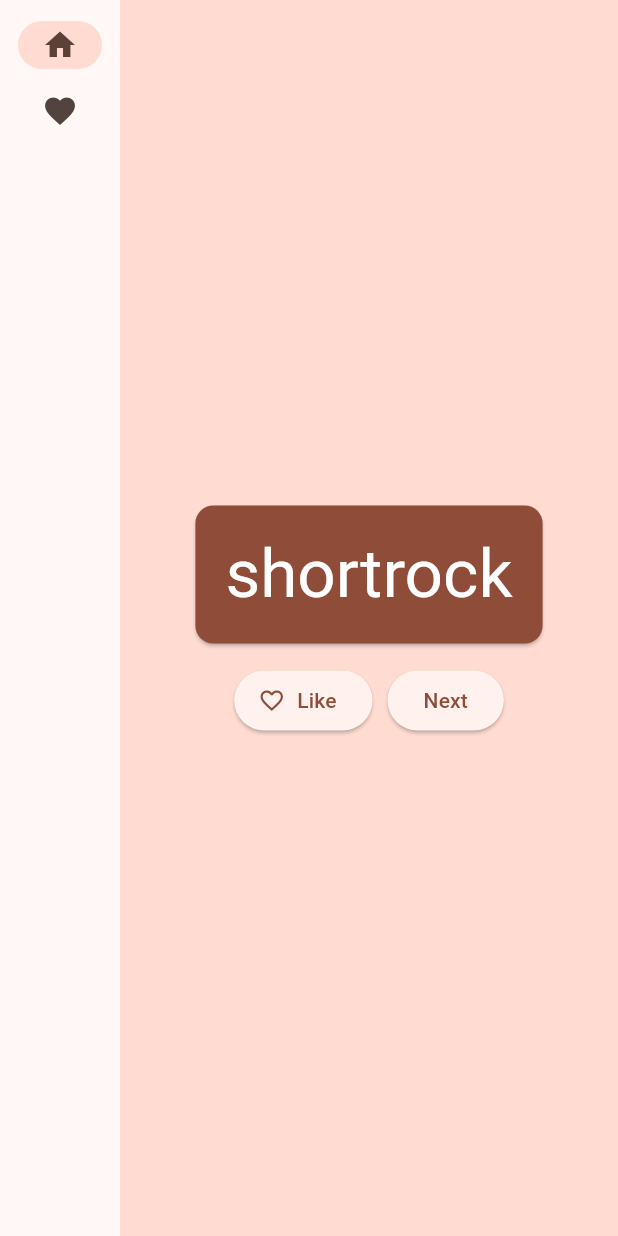
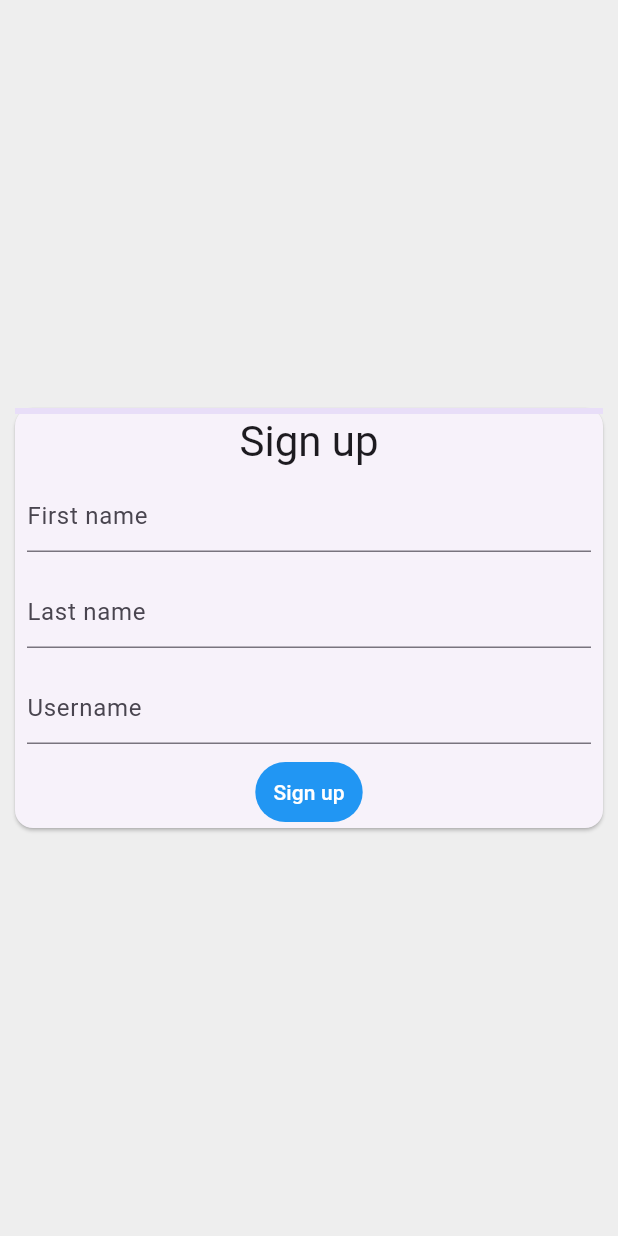
Before and after one commit to cart0909/namer_app, a Flutter app: the screen it shows after launch, on a phone screen of 412 x 824 dp. Run offline on Flutter 3.47's test engine with Material 3 defaults, Android fonts, the phone set to English and light mode, and no system bars.

```diff
--- a/lib/main.dart
+++ b/lib/main.dart
@@ -1,210 +1,120 @@
-import 'package:english_words/english_words.dart';
 import 'package:flutter/material.dart';
-import 'package:flutter/rendering.dart';
-import 'package:provider/provider.dart';
 
-void main() {
-  runApp(MyApp());
-}
+void main() => runApp(const SignUpApp());
 
-class MyApp extends StatelessWidget {
-  const MyApp({super.key});
+class SignUpApp extends StatelessWidget {
+  const SignUpApp({super.key});
 
   @override
   Widget build(BuildContext context) {
-    return ChangeNotifierProvider(
-      create: (context) => MyAppState(),
-      child: MaterialApp(
-        title: 'Namer App',
-        theme: ThemeData(
-          useMaterial3: true,
-          colorScheme: ColorScheme.fromSeed(seedColor: Colors.deepOrange),
+    return MaterialApp(
+      routes: {
+        '/': (context) => const SignUpScreen(),
+        '/welcome': (context) => const WelcomeScreen(),
+      },
+    );
+  }
+}
+
+class WelcomeScreen extends StatelessWidget {
+  const WelcomeScreen({super.key});
+
+  @override
+  Widget build(BuildContext context) {
+    return Scaffold(
+        body: Center(
+      child: Text(
+        'Welcome!',
+        style: Theme.of(context).textTheme.displayMedium,
+      ),
+    ));
+  }
+}
+
+class SignUpScreen extends StatelessWidget {
+  const SignUpScreen({super.key});
+
+  @override
+  Widget build(BuildContext context) {
+    return Scaffold(
+      backgroundColor: Colors.grey[200],
+      body: const Center(
+        child: SizedBox(
+          width: 400,
+          child: Card(
+            child: SignUpForm(),
+          ),
         ),
-        home: MyHomePage(),
       ),
     );
   }
 }
 
-class MyAppState extends ChangeNotifier {
-  var current = WordPair.random();
+class SignUpForm extends StatefulWidget {
+  const SignUpForm({super.key});
 
-  void getNext() {
-    current = WordPair.random();
-    notifyListeners();
-  }
-
-  var favorites = <WordPair>[];
-
-  void toggleFavorite() {
-    if (favorites.contains(current)) {
-      favorites.remove(current);
-    } else {
-      favorites.add(current);
-    }
-    notifyListeners();
-  }
+  @override
+  State<SignUpForm> createState() => _SignUpFormState();
 }
 
-class MyHomePage extends StatefulWidget {
-  @override
-  State<MyHomePage> createState() => _MyHomePageState();
-}
+class _SignUpFormState extends State<SignUpForm> {
+  final _firstNameTextController = TextEditingController();
+  final _lastNameTextController = TextEditingController();
+  final _usernameTextController = TextEditingController();
 
-class _MyHomePageState extends State<MyHomePage> {
-  var selectedIndex = 0;
+  double _formProgress = 0;
 
   @override
   Widget build(BuildContext context) {
-    Widget page;
-    switch (selectedIndex) {
-      case 0:
-        page = GeneratorPage();
-        break;
-      case 1:
-        page = FavoritesPage();
-        break;
-      default:
-        throw UnimplementedError('no widget for $selectedIndex');
+    void _showWelcomeScreen() {
+      Navigator.of(context).pushNamed('/welcome');
     }
 
-    return LayoutBuilder(builder: (context, constraints) {
-      return Scaffold(
-        body: Row(
-          children: [
-            SafeArea(
-              child: NavigationRail(
-                extended: constraints.maxWidth >= 600,
-                destinations: [
-                  NavigationRailDestination(
-                    icon: Icon(Icons.home),
-                    label: Text('Home'),
-                  ),
-                  NavigationRailDestination(
-                    icon: Icon(Icons.favorite),
-                    label: Text('Favorites'),
-                  ),
-                ],
-                selectedIndex: selectedIndex,
-                onDestinationSelected: (value) {
-                  setState(() {
-                    selectedIndex = value;
-                  });
-                },
-              ),
+    return Form(
+      child: Column(
+        mainAxisSize: MainAxisSize.min,
+        children: [
+          LinearProgressIndicator(value: _formProgress),
+          Text('Sign up', style: Theme.of(context).textTheme.headlineMedium),
+          Padding(
+            padding: const EdgeInsets.all(8),
+            child: TextFormField(
+              controller: _firstNameTextController,
+              decoration: const InputDecoration(hintText: 'First name'),
             ),
-            Expanded(
-              child: Container(
-                color: Theme.of(context).colorScheme.primaryContainer,
-                child: page,
-              ),
+          ),
+          Padding(
+            padding: const EdgeInsets.all(8),
+            child: TextFormField(
+              controller: _lastNameTextController,
+              decoration: const InputDecoration(hintText: 'Last name'),
             ),
-          ],
-        ),
-      );
-    });
-  }
-}
-
-class FavoritesPage extends StatelessWidget {
-  const FavoritesPage({
-    super.key,
-  });
-
-  @override
-  Widget build(BuildContext context) {
-    var appState = context.watch<MyAppState>();
-
-    if (appState.favorites.isEmpty) {
-      return Center(child: Text('No favorites yet.'));
-    }
-
-    return ListView(
-      children: [
-        Padding(
-          padding: const EdgeInsets.all(20),
-          child: Text('You have '
-              '${appState.favorites.length} favorites:'),
-        ),
-        for (var pair in appState.favorites)
-          ListTile(
-            leading: Icon(Icons.favorite),
-            title: Text(pair.asLowerCase),
           ),
-      ],
-    );
-  }
-}
-
-class GeneratorPage extends StatelessWidget {
-  @override
-  Widget build(BuildContext context) {
-    var appState = context.watch<MyAppState>();
-    var pair = appState.current;
-
-    IconData icon;
-    if (appState.favorites.contains(pair)) {
-      icon = Icons.favorite;
-    } else {
-      icon = Icons.favorite_border;
-    }
-
-    return Center(
-      child: Column(
-        mainAxisAlignment: MainAxisAlignment.center,
-        children: [
-          BigCard(pair: pair),
-          SizedBox(height: 10),
-          Row(
-            mainAxisSize: MainAxisSize.min,
-            children: [
-              ElevatedButton.icon(
-                onPressed: () {
-                  appState.toggleFavorite();
-                },
-                icon: Icon(icon),
-                label: Text('Like'),
-              ),
-              SizedBox(width: 10),
-              ElevatedButton(
-                onPressed: () {
-                  appState.getNext();
-                },
-                child: Text('Next'),
-              ),
-            ],
+          Padding(
+            padding: const EdgeInsets.all(8),
+            child: TextFormField(
+              controller: _usernameTextController,
+              decoration: const InputDecoration(hintText: 'Username'),
+            ),
+          ),
+          TextButton(
+            style: ButtonStyle(
+              foregroundColor: WidgetStateProperty.resolveWith((states) {
+                return states.contains(WidgetState.disabled)
+                    ? null
+                    : Colors.white;
+              }),
+              backgroundColor: WidgetStateProperty.resolveWith((states) {
+                return states.contains(WidgetState.disabled)
+                    ? null
+                    : Colors.blue;
+              }),
+            ),
+            onPressed: _showWelcomeScreen,
+            child: const Text('Sign up'),
           ),
         ],
       ),
     );
   }
 }
-
-class BigCard extends StatelessWidget {
-  const BigCard({
-    super.key,
-    required this.pair,
-  });
-
-  final WordPair pair;
-
-  @override
-  Widget build(BuildContext context) {
-    final theme = Theme.of(context);
-    final style = theme.textTheme.displayMedium!.copyWith(
-      color: theme.colorScheme.onPrimary,
-    );
-
-    return Card(
-      color: theme.colorScheme.primary,
-      child: Padding(
-        padding: const EdgeInsets.all(20),
-        child: Text(
-          pair.asLowerCase,
-          style: style,
-          semanticsLabel: "${pair.first} ${pair.second}",
-        ),
-      ),
-    );
-  }
-}
```
